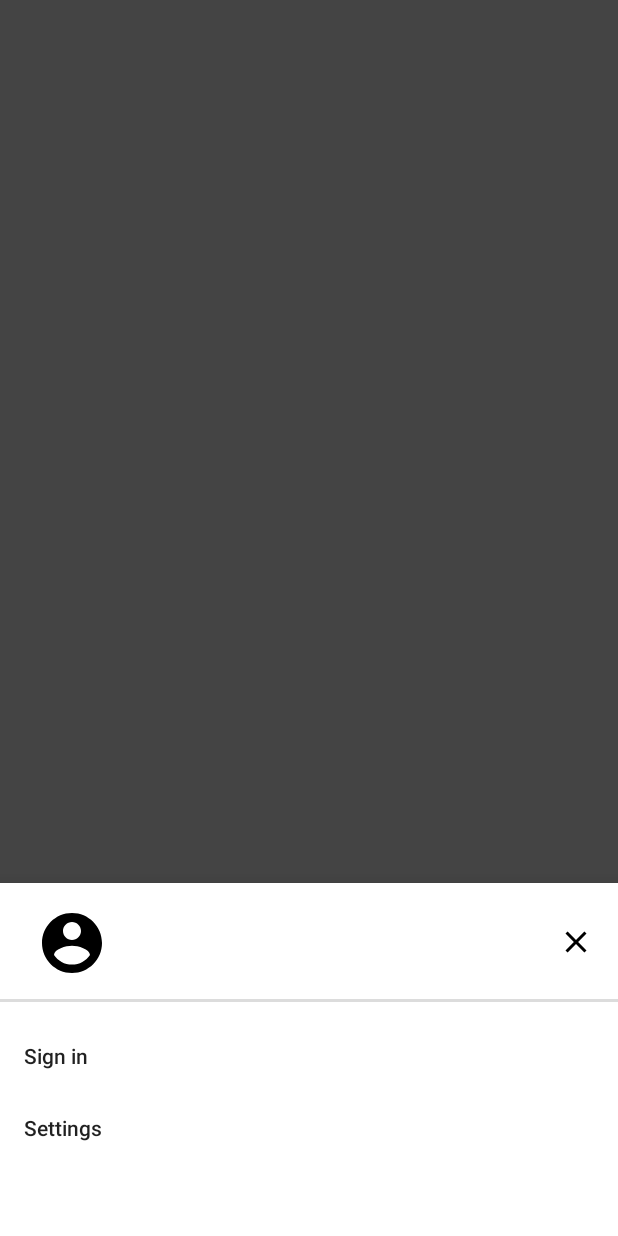
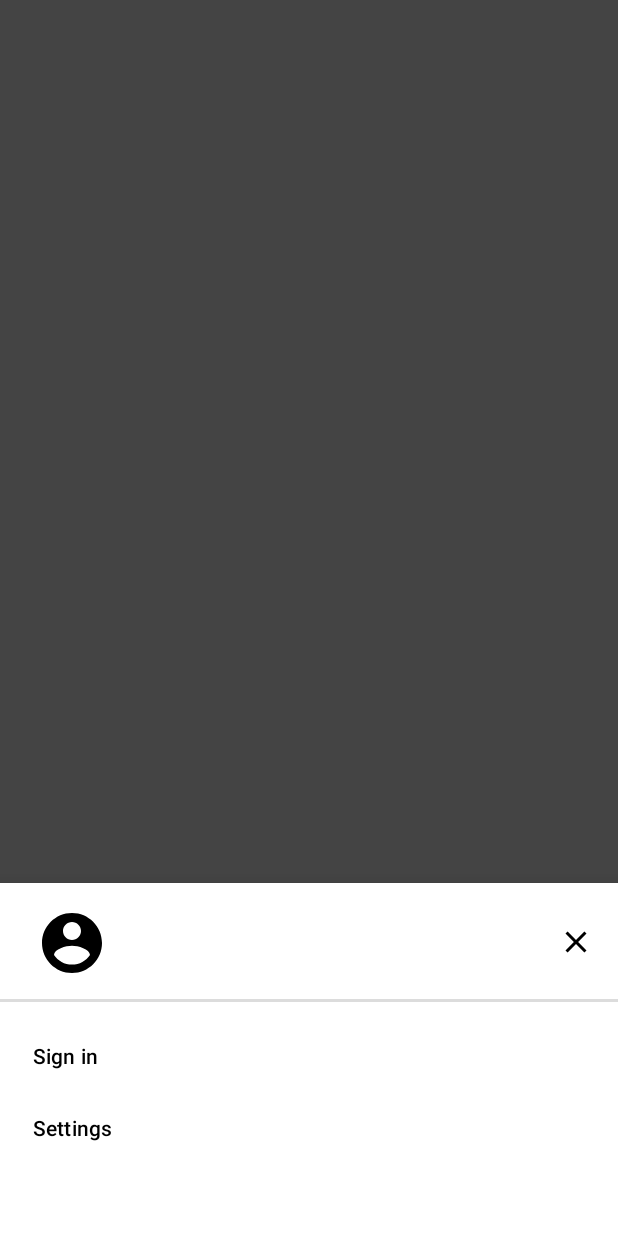
Before and after one commit to SomeSimpleThings/simplelist, an Android app: the fragment BottomDrawerFragment placed in its activity, on a phone screen of 412 x 824 dp. Run offline under Robolectric (Android 15) with nearby library versions, the phone set to English and light mode, and no system bars; our stand-ins replace Dagger/Hilt's generated code, Firebase (no records; nobody signed in at launch, a user with empty details on screens opened directly), data binding; 5 statements that could not run were skipped.

Commit message:
app themes

```diff
--- a/app/src/main/java/com/somethingsimple/simplelist/view/MainActivity.java
+++ b/app/src/main/java/com/somethingsimple/simplelist/view/MainActivity.java
@@ -28,6 +28,7 @@
     @Override
     protected void onCreate(Bundle savedInstanceState) {
         super.onCreate(savedInstanceState);
+        setTheme(R.style.AppLightTheme);
         AndroidInjection.inject(this);
         setContentView(R.layout.activity_main);
         setupBottomBar();
--- a/app/src/main/res/drawable/rounded_background.xml
+++ b/app/src/main/res/drawable/rounded_background.xml
@@ -3,8 +3,8 @@
     android:shape="rectangle">
     <stroke
         android:width="2dp"
-        android:color="@color/colorPrimaryDark" />
-    <solid android:color="@color/colorPrimary" />
+        android:color="?attr/colorPrimaryDarkAttr" />
+    <solid android:color="?attr/colorPrimaryAttr" />
     <corners android:radius="5dp" />
     <padding
         android:bottom="1dp"
--- a/app/src/main/res/layout/activity_main.xml
+++ b/app/src/main/res/layout/activity_main.xml
@@ -37,7 +37,7 @@
             android:layout_width="wrap_content"
             android:layout_height="wrap_content"
             android:src="@drawable/ic_add_black_24dp"
-            app:backgroundTint="@color/colorAccent"
+            app:backgroundTint="?attr/accentColorAttr"
             app:layout_anchor="@id/bar" />
 
     </androidx.coordinatorlayout.widget.CoordinatorLayout>
--- a/app/src/main/res/layout/drawer_bottom_layout.xml
+++ b/app/src/main/res/layout/drawer_bottom_layout.xml
@@ -37,7 +37,7 @@
             android:layout_marginStart="12dp"
             android:layout_marginTop="16dp"
             android:text="@{user.displayName}"
-            android:textColor="@color/colorAccent"
+            android:textColor="?attr/textColorPrimaryAttr"
             android:textSize="18sp"
             android:textStyle="bold"
             app:layout_constraintStart_toEndOf="@+id/imageUser"
@@ -49,7 +49,7 @@
             android:layout_height="wrap_content"
             android:layout_marginTop="2dp"
             android:text="@{user.email}"
-            android:textColor="@color/colorAccent"
+            android:textColor="?attr/textColorPrimaryAttr"
             app:layout_constraintStart_toStartOf="@+id/textUsername"
             app:layout_constraintTop_toBottomOf="@+id/textUsername" />
 
--- a/app/src/main/res/layout/settings_activity.xml
+++ b/app/src/main/res/layout/settings_activity.xml
@@ -7,9 +7,8 @@
         android:id="@+id/toolbar_Settings"
         android:layout_width="match_parent"
         android:layout_height="wrap_content"
-        android:background="?attr/colorPrimary"
         android:minHeight="?attr/actionBarSize"
-        android:theme="?attr/actionBarTheme" />
+        android:theme="@style/AppTheme" />
 
     <FrameLayout
         android:id="@+id/settings"
--- a/app/src/main/res/values/colors.xml
+++ b/app/src/main/res/values/colors.xml
@@ -1,13 +1,21 @@
 <?xml version="1.0" encoding="utf-8"?>
 <resources>
-    <color name="colorPrimary">#00BCD4</color>
-    <color name="colorPrimaryDark">#0097A7</color>
-    <color name="colorPrimaryLight">#0097A7</color>
-    <color name="colorAccent">#FFC107</color>
-    <color name="buttonLabel">#d3d3d3</color>
-    <color name="primary_light">#B2EBF2</color>
-    <color name="primary_text">#212121</color>
-    <color name="secondary_text">#757575</color>
-    <color name="icons">#FFFFFF</color>
-    <color name="divider">#BDBDBD</color>
+    <color name="m_colorPrimary">#00BCD4</color>
+    <color name="m_colorPrimaryDark">#0097A7</color>
+    <color name="m_colorPrimaryLight">#0097A7</color>
+    <color name="m_colorAccent">#FFC107</color>
+    <color name="m_buttonLabel">#d3d3d3</color>
+    <color name="m_primary_text">#212121</color>
+    <color name="m_secondary_text">#757575</color>
+    <color name="m_icons">#FFFFFF</color>
+    <color name="m_divider">#BDBDBD</color>
+
+    <color name="l_primary">#009688</color>
+    <color name="l_primary_dark">#00796B</color>
+    <color name="l_primary_light">#B2DFDB</color>
+    <color name="l_accent">#FFC107</color>
+    <color name="l_primary_text">#212121</color>
+    <color name="l_secondary_text">#757575</color>
+    <color name="l_icons">#FFFFFF</color>
+    <color name="l_divider">#BDBDBD</color>
 </resources>
--- a/app/src/main/res/values/styles.xml
+++ b/app/src/main/res/values/styles.xml
@@ -1,11 +1,41 @@
 <resources>
 
     <!-- Base application theme. -->
-    <style name="AppTheme" parent="Theme.AppCompat.Light.NoActionBar">
+    <style name="AppTheme" parent="Theme.MaterialComponents.DayNight.NoActionBar">
         <!-- Customize your theme here. -->
-        <item name="colorPrimary">@color/colorPrimaryDark</item>
-        <item name="colorPrimaryDark">@color/colorPrimaryDark</item>
-        <item name="colorAccent">@color/colorAccent</item>
+        <item name="colorPrimary">@color/m_colorPrimary</item>
+        <item name="colorPrimaryDark">@color/m_colorPrimaryDark</item>
+        <item name="colorAccent">@color/m_colorAccent</item>
+        <item name="android:label">@color/m_buttonLabel</item>
+        <item name="android:textColorPrimary">@color/m_primary_text</item>
+        <item name="android:textColorSecondary">@color/m_secondary_text</item>
+        <item name="icon">@color/m_icons</item>
+        <item name="divider">@color/m_divider</item>
+        <item name="colorPrimaryAttr">@color/m_colorPrimary</item>
+        <item name="colorPrimaryDarkAttr">@color/m_colorPrimaryDark</item>
+        <item name="textColorPrimaryAttr">@color/m_primary_text</item>
+        <!--        <item name="wBackground"-->
+        <item name="navBarColor">@color/m_colorPrimaryDark</item>
+        <item name="accentColorAttr">@color/m_colorAccent</item>
+    </style>
+
+    <style name="AppLightTheme" parent="AppTheme">
+        <!-- Customize your theme here. -->
+        <item name="colorPrimary">@color/l_primary</item>
+        <item name="colorPrimaryDark">@color/l_primary_dark</item>
+        <item name="colorAccent">@color/l_accent</item>
+        <item name="android:label">@color/m_buttonLabel</item>
+        <item name="android:textColorPrimary">@color/l_primary_text</item>
+        <item name="android:textColorSecondary">@color/l_secondary_text</item>
+        <item name="icon">@color/l_icons</item>
+        <item name="divider">@color/l_divider</item>
+
+        <item name="colorPrimaryAttr">@color/l_primary</item>
+        <item name="colorPrimaryDarkAttr">@color/l_primary_dark</item>
+        <item name="textColorPrimaryAttr">@color/l_primary_text</item>
+        <!--        <item name="wBackground"-->
+        <item name="navBarColor">@color/m_colorPrimaryDark</item>
+        <item name="accentColorAttr">@color/l_accent</item>
     </style>
 
     <style name="folder_title">
```
Also changed, not shown: app/build.gradle (+11 -11 lines), app/src/main/res/values/attr.xml (added, +9 -0 lines).
